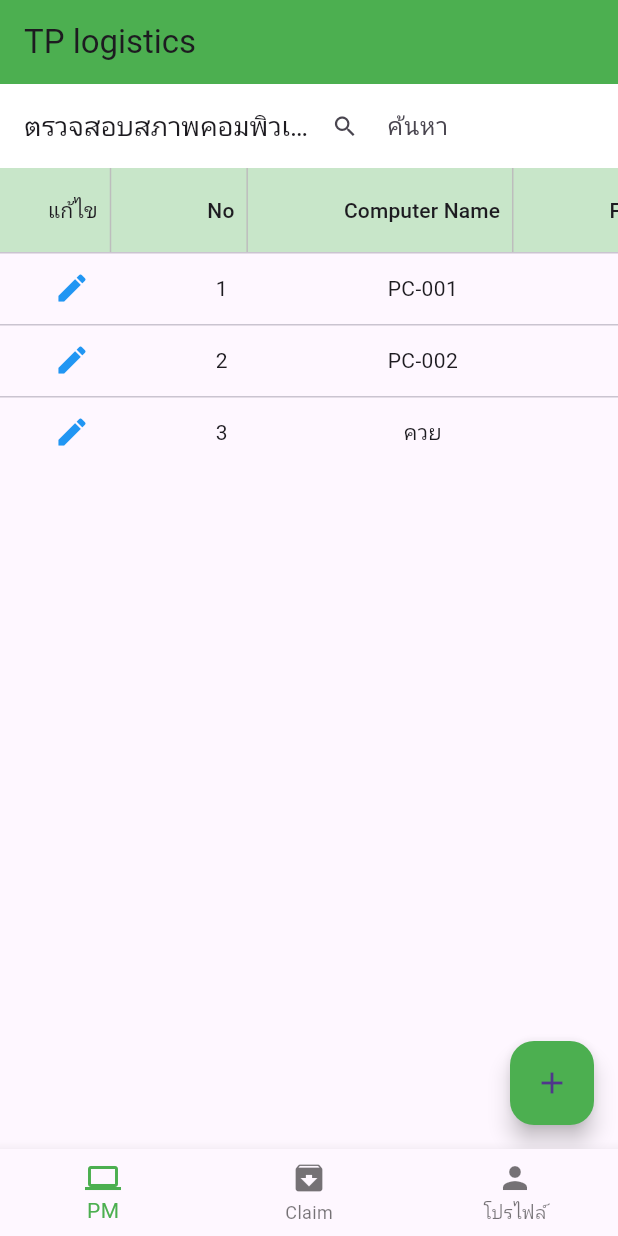
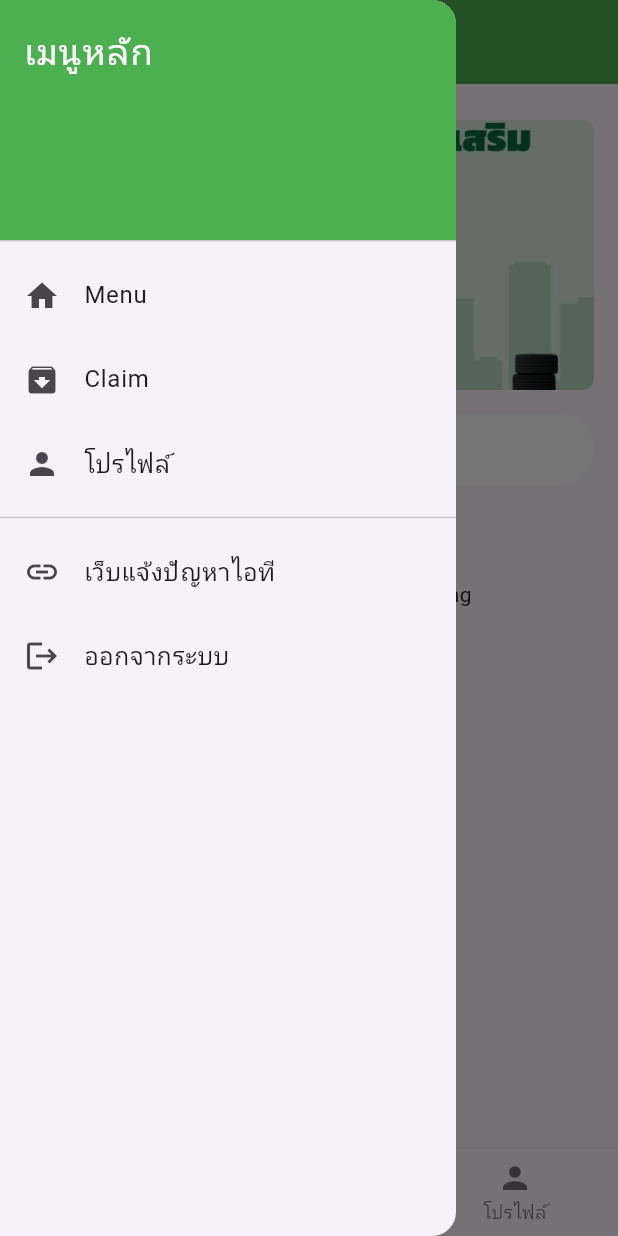
Before and after one commit to anoxelazy/TPL, a Flutter app: the HomePage screen opened directly, with the side drawer open (before the commit the screen has no drawer), on a phone screen of 412 x 824 dp. Run offline on Flutter 3.47's test engine with Material 3 defaults, Android fonts, the phone set to English and light mode, and no system bars; our stand-ins replace image_picker, shared_preferences, webview_flutter; missing offline and left inert: mobile_scanner; accounts and stored records are empty.

Commit message:
Initial commit

```diff
--- a/lib/main.dart
+++ b/lib/main.dart
@@ -12,7 +12,7 @@ class MyApp extends StatelessWidget {
   Widget build(BuildContext context) {
     return MaterialApp(
       debugShowCheckedModeBanner: false,
-      home: const LoginPage(),
+      home: const SplashPage(),
     );
   }
 }
--- a/lib/page/home.dart
+++ b/lib/page/home.dart
@@ -1,8 +1,9 @@
 import 'package:flutter/material.dart';
+import 'package:flutter_application_1/page/menu/menu.dart';
 import 'package:flutter_application_1/page/claim/claim.dart';
-import 'package:flutter_application_1/page/pm/pm.dart';
 import 'package:flutter_application_1/page/profile/profile.dart';
 import 'package:flutter_application_1/screen/login.dart';
+import 'package:url_launcher/url_launcher.dart'; // เพิ่มตรงนี้
 
 class HomePage extends StatefulWidget {
   const HomePage({super.key});
@@ -15,12 +16,15 @@ class _HomePageState extends State<HomePage> {
   int _selectedIndex = 0;
 
   final List<Widget> _pages = [
-    const PMPage(),
+    const MenuPage(),
     const ClaimPage(),
     const ProfilePage(),
-    Center(child: Text('หน้าหลัก', style: TextStyle(fontSize: 20))),
-    Center(child: Text('ค้นหา', style: TextStyle(fontSize: 20))),
-    Center(child: Text('โปรไฟล์', style: TextStyle(fontSize: 20))),
+  ];
+
+  final List<String> _titles = [
+    'TP logistics',
+    'Claim',
+    'โปรไฟล์',
   ];
 
   void _onItemTapped(int index) {
@@ -29,7 +33,6 @@ class _HomePageState extends State<HomePage> {
     });
   }
 
-  // ignore: unused_element
   void _logout() {
     Navigator.pushReplacement(
       context,
@@ -37,26 +40,28 @@ class _HomePageState extends State<HomePage> {
     );
   }
 
+  void _navigateFromDrawer(int index) {
+    setState(() {
+      _selectedIndex = index;
+    });
+    Navigator.pop(context);
+  }
+
   @override
   Widget build(BuildContext context) {
     return Scaffold(
       appBar: AppBar(
-        title: const Text('TP logistics'),
+        title: Text(_titles[_selectedIndex]),
         backgroundColor: Colors.green,
-        actions: [
-          // IconButton(
-          //   icon: const Icon(Icons.logout),
-          //   onPressed: _logout,
-          //   tooltip: 'ออกจากระบบ',
-          // ),
-        ],
+        centerTitle: true,
       ),
+      drawer: NavigationDrawer(onSelect: _navigateFromDrawer, onLogout: _logout),
       body: _pages[_selectedIndex],
       bottomNavigationBar: BottomNavigationBar(
         items: const [
           BottomNavigationBarItem(
-            icon: Icon(Icons.computer),
-            label: 'PM',
+            icon: Icon(Icons.home),
+            label: 'Menu',
           ),
           BottomNavigationBarItem(
             icon: Icon(Icons.archive),
@@ -74,3 +79,61 @@ class _HomePageState extends State<HomePage> {
     );
   }
 }
+
+class NavigationDrawer extends StatelessWidget {
+  final Function(int) onSelect;
+  final VoidCallback onLogout;
+
+  const NavigationDrawer({super.key, required this.onSelect, required this.onLogout});
+
+  Future<void> _launchURL(String url) async {
+    final Uri uri = Uri.parse(url);
+    if (!await launchUrl(uri, mode: LaunchMode.externalApplication)) {
+      throw 'Could not launch $url';
+    }
+  }
+
+  @override
+  Widget build(BuildContext context) {
+    return Drawer(
+      child: ListView(
+        padding: EdgeInsets.zero,
+        children: [
+          const DrawerHeader(
+            decoration: BoxDecoration(color: Colors.green),
+            child: Text(
+              'เมนูหลัก',
+              style: TextStyle(color: Colors.white, fontSize: 24),
+            ),
+          ),
+          ListTile(
+            leading: const Icon(Icons.home),
+            title: const Text('Menu'),
+            onTap: () => onSelect(0),
+          ),
+          ListTile(
+            leading: const Icon(Icons.archive),
+            title: const Text('Claim'),
+            onTap: () => onSelect(1),
+          ),
+          ListTile(
+            leading: const Icon(Icons.person),
+            title: const Text('โปรไฟล์'),
+            onTap: () => onSelect(2),
+          ),
+          const Divider(),
+          ListTile(
+            leading: const Icon(Icons.link),
+            title: const Text('เว็บแจ้งปัญหาไอที'),
+            onTap: () => _launchURL('https://internal.thaiparcels.com:1150/'),
+          ),
+          ListTile(
+            leading: const Icon(Icons.logout),
+            title: const Text('ออกจากระบบ'),
+            onTap: onLogout,
+          ),
+        ],
+      ),
+    );
+  }
+}
--- /dev/null
+++ b/lib/page/menu/menu.dart
@@ -0,0 +1,189 @@
+import 'dart:async';
+import 'package:flutter/material.dart';
+import 'package:flutter_application_1/page/menu/webviewpage.dart';
+import 'package:flutter_application_1/page/pm/pm.dart';
+import 'package:flutter_application_1/page/claim/claim.dart';
+import 'package:url_launcher/url_launcher.dart';
+
+class MenuPage extends StatefulWidget {
+  const MenuPage({super.key});
+
+  @override
+  State<MenuPage> createState() => _MenuPageState();
+}
+
+class _MenuPageState extends State<MenuPage> {
+  final PageController _pageController = PageController();
+  int _currentPage = 0;
+  late Timer _timer;
+  final TextEditingController _searchController = TextEditingController();
+
+  final List<Map<String, dynamic>> menuItems = [
+  {'title': 'PM', 'icon': Icons.computer, 'page': const PMPage()},
+  {'title': 'Claim', 'icon': Icons.receipt_long, 'page': const ClaimPage()},
+  {
+    'title': 'เว็บ',
+    'icon': Icons.public,
+    'page': WebViewPage(url: 'https://internal.thaiparcels.com:1150/'),
+  },
+  {
+    'title': 'Tracking',
+    'icon': Icons.local_shipping,
+    'page': WebViewPage(url: 'https://tptrack.info/ecom/dtrack.php'),
+  },
+];
+
+  List<Map<String, dynamic>> filteredMenuItems = [];
+
+  @override
+  void initState() {
+    super.initState();
+    filteredMenuItems = menuItems;
+
+    _timer = Timer.periodic(const Duration(seconds: 3), (Timer timer) {
+      if (_currentPage < 2) {
+        _currentPage++;
+      } else {
+        _currentPage = 0;
+      }
+      _pageController.animateToPage(
+        _currentPage,
+        duration: const Duration(milliseconds: 500),
+        curve: Curves.easeInOut,
+      );
+    });
+
+    _searchController.addListener(() {
+      final query = _searchController.text.toLowerCase();
+      setState(() {
+        filteredMenuItems = menuItems
+            .where((item) => item['title'].toLowerCase().contains(query))
+            .toList();
+      });
+    });
+  }
+
+  @override
+  void dispose() {
+    _timer.cancel();
+    _pageController.dispose();
+    _searchController.dispose();
+    super.dispose();
+  }
+
+  @override
+  Widget build(BuildContext context) {
+    return Scaffold(
+      body: Column(
+        children: [
+          Padding(
+            padding: const EdgeInsets.fromLTRB(16, 24, 16, 0),
+            child: SizedBox(
+              height: 180,
+              child: PageView.builder(
+                controller: _pageController,
+                itemCount: 3,
+                onPageChanged: (index) {
+                  setState(() {
+                    _currentPage = index;
+                  });
+                },
+                itemBuilder: (context, index) {
+                  final images = [
+                    'assets/images/TP1.png',
+                    'assets/images/TP2.png',
+                    'assets/images/TP3.png',
+                  ];
+                  return ClipRRect(
+                    borderRadius: BorderRadius.circular(8),
+                    child: Image.asset(
+                      images[index],
+                      fit: BoxFit.cover,
+                      width: double.infinity,
+                    ),
+                  );
+                },
+              ),
+            ),
+          ),
+          const SizedBox(height: 8),
+
+          Padding(
+            padding: const EdgeInsets.symmetric(horizontal: 16, vertical: 8),
+            child: TextField(
+              controller: _searchController,
+              decoration: InputDecoration(
+                hintText: 'ค้นหาเมนู...',
+                hintStyle: TextStyle(color: Colors.grey[600]),
+                prefixIcon: const Icon(Icons.search, color: Colors.grey),
+                filled: true,
+                fillColor: Colors.white,
+                contentPadding: const EdgeInsets.symmetric(
+                  vertical: 0,
+                  horizontal: 16,
+                ),
+                border: OutlineInputBorder(
+                  borderRadius: BorderRadius.circular(24),
+                  borderSide: BorderSide.none,
+                ),
+              ),
+            ),
+          ),
+
+          Expanded(
+            child: Padding(
+              padding: const EdgeInsets.all(8.0),
+              child: GridView.count(
+                crossAxisCount: 5,
+                crossAxisSpacing: 8,
+                mainAxisSpacing: 8,
+                children: filteredMenuItems.map((item) {
+                  return _buildMenuCardWithLabel(
+                    context,
+                    icon: item['icon'],
+                    title: item['title'],
+                    page: item['page'],
+                    url: item['url'],
+                  );
+                }).toList(),
+              ),
+            ),
+          ),
+        ],
+      ),
+    );
+  }
+
+ Widget _buildMenuCardWithLabel(BuildContext context, {
+  required IconData icon,
+  required String title,
+  required Widget page, required url,
+}) {
+  return InkWell(
+    onTap: () {
+      Navigator.push(context, MaterialPageRoute(builder: (_) => page));
+    },
+    child: Column(
+      mainAxisAlignment: MainAxisAlignment.center,
+      children: [
+        Icon(icon, size: 36, color: Colors.black),
+        const SizedBox(height: 4),
+        Text(title, style: const TextStyle(fontSize: 14)),
+      ],
+    ),
+  );
+}
+
+  Future<void> openWeb(String url) async {
+    final Uri uri = Uri.parse(url);
+
+    if (await canLaunchUrl(uri)) {
+      await launchUrl(
+        uri,
+        mode: LaunchMode.externalApplication,
+      );
+    } else {
+      print('ไม่สามารถเปิดเว็บไซต์ได้');
+    }
+  }
+}
--- a/pubspec.yaml
+++ b/pubspec.yaml
@@ -21,6 +21,9 @@ dependencies:
   shared_preferences: ^2.5.3
   http: ^1.1.0
   dartz: ^0.10.1
+  url_launcher: ^6.3.2
+  webview_flutter: ^4.13.0
+  image: ^4.1.3
   # flutter_barcode_scanner: ^2.0.0
 
 
@@ -35,6 +38,9 @@ flutter:
   assets:
     - assets/images/TP.png
     - assets/images/tpicon.png
+    - assets/images/TP1.png
+    - assets/images/TP2.png
+    - assets/images/TP3.png
 
 flutter_icons:
   android: true
```
Also changed, not shown: lib/page/claim/claim.dart (+83 -48 lines), lib/page/menu/webviewpage.dart (added, +45 -0 lines), lib/screen/login.dart (+40 -0 lines), assets/images/TP1.png (added), assets/images/TP2.png (added), assets/images/TP3.png (added), pubspec.lock, 6 other files.
